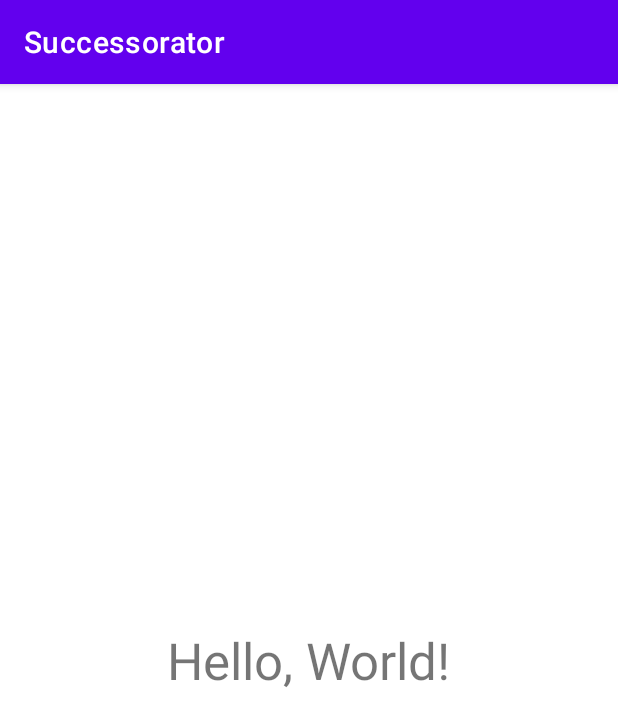
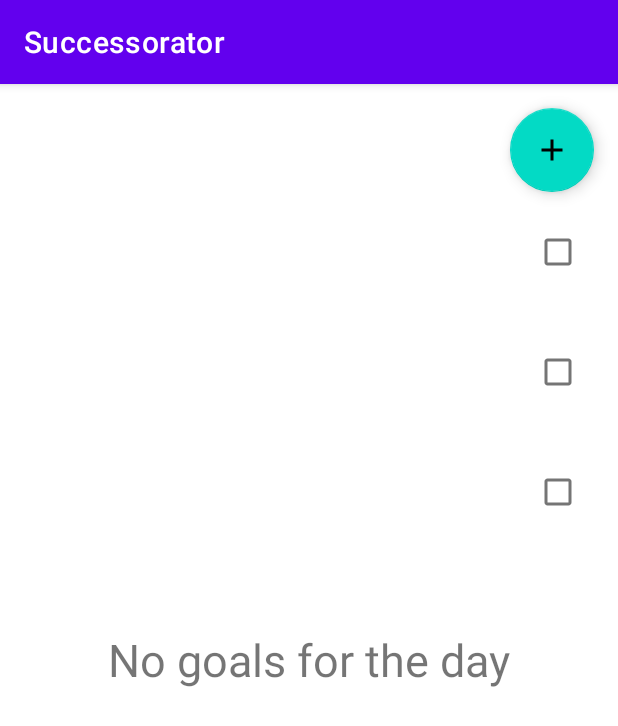
Before and after one commit to CSE-110-Winter-2024/project-team-21, an Android app: the screen it shows after launch (MainActivity), on a phone screen of 412 x 824 dp. Shown: the top 726 px of the screen. Run offline under Robolectric (Android 15) with nearby library versions, the phone set to English and light mode, and no system bars.

Commit message:
add button completed

```diff
--- /dev/null
+++ b/app/src/main/java/edu/ucsd/cse110/successorator/GoalsAdapter.java
@@ -0,0 +1,43 @@
+package edu.ucsd.cse110.successorator;
+
+import android.view.LayoutInflater;
+import android.view.View;
+import android.view.ViewGroup;
+import androidx.recyclerview.widget.RecyclerView;
+import java.util.List;
+
+public class GoalsAdapter extends RecyclerView.Adapter<GoalsAdapter.ViewHolder> {
+
+    private List<String> goalsList;
+
+    public GoalsAdapter(List<String> goalsList) {
+        this.goalsList = goalsList;
+    }
+
+    @Override
+    public ViewHolder onCreateViewHolder(ViewGroup parent, int viewType) {
+        View view = LayoutInflater.from(parent.getContext())
+                .inflate(R.layout.item_goal, parent, false);
+        return new ViewHolder(view);
+    }
+
+    @Override
+    public void onBindViewHolder(ViewHolder holder, int position) {
+        String goal = goalsList.get(position);
+        // Bind the goal text to the TextView, etc.
+    }
+
+    @Override
+    public int getItemCount() {
+        return goalsList.size();
+    }
+
+    public static class ViewHolder extends RecyclerView.ViewHolder {
+        // Define your ViewHolder with member variables for any views that will be set as you render a row.
+
+        public ViewHolder(View itemView) {
+            super(itemView);
+            // Initialize the views using itemView.findViewById, etc.
+        }
+    }
+}
--- a/app/src/main/java/edu/ucsd/cse110/successorator/MainActivity.java
+++ b/app/src/main/java/edu/ucsd/cse110/successorator/MainActivity.java
@@ -1,21 +1,93 @@
 package edu.ucsd.cse110.successorator;
 
-import android.app.Activity;
 import android.os.Bundle;
 
-import androidx.annotation.Nullable;
 import androidx.appcompat.app.AppCompatActivity;
+import androidx.recyclerview.widget.LinearLayoutManager;
+
+import java.util.ArrayList;
+import java.util.List;
 
 import edu.ucsd.cse110.successorator.databinding.ActivityMainBinding;
 
+import android.app.AlertDialog;
+import android.content.DialogInterface;
+import android.os.Bundle;
+import android.text.InputType;
+import android.text.TextUtils;
+import android.view.View;
+import android.widget.EditText;
+import android.widget.Toast;
+
+
 public class MainActivity extends AppCompatActivity {
+    private ActivityMainBinding binding;
+    private GoalsAdapter adapter;
+    private List<String> goalsList;
+
     @Override
-    protected void onCreate(@Nullable Bundle savedInstanceState) {
+    protected void onCreate(Bundle savedInstanceState) {
         super.onCreate(savedInstanceState);
+        binding = ActivityMainBinding.inflate(getLayoutInflater());
+        setContentView(binding.getRoot());
 
-        var view = ActivityMainBinding.inflate(getLayoutInflater(), null, false);
-        view.placeholderText.setText(R.string.hello_world);
+        // Initialize the list of goals
+        goalsList = new ArrayList<>();
+        // Add some sample goals (replace this with your actual list of goals)
+        goalsList.add("Read 20 pages of a book");
+        goalsList.add("Workout at the gym");
+        goalsList.add("Call Mom");
 
-        setContentView(view.getRoot());
+        // Initialize the adapter with the list of goals
+        adapter = new GoalsAdapter(goalsList);
+
+        // Set the layout manager and adapter on the RecyclerView
+        LinearLayoutManager layoutManager = new LinearLayoutManager(this);
+        binding.goalsRecyclerView.setLayoutManager(layoutManager);
+        binding.goalsRecyclerView.setAdapter(adapter);
+
+        binding.addGoalButton.setOnClickListener(new View.OnClickListener() {
+            @Override
+            public void onClick(View v) {
+                // Create a dialog for adding a new goal
+                AlertDialog.Builder builder = new AlertDialog.Builder(MainActivity.this);
+                builder.setTitle("Add Goal");
+
+                // Set up the input field in the dialog
+                final EditText input = new EditText(MainActivity.this);
+                input.setInputType(InputType.TYPE_CLASS_TEXT);
+                builder.setView(input);
+
+                // Set up the positive button to add the goal
+                builder.setPositiveButton("Add", new DialogInterface.OnClickListener() {
+                    @Override
+                    public void onClick(DialogInterface dialog, int which) {
+                        String goal = input.getText().toString().trim();
+
+                        // Check if the input is not empty
+                        if (!TextUtils.isEmpty(goal)) {
+                            // Add the goal to the list and update the RecyclerView
+                            goalsList.add(goal);
+                            adapter.notifyDataSetChanged();
+                        } else {
+                            // Display a toast if the input is empty
+                            Toast.makeText(MainActivity.this, "Please enter a goal", Toast.LENGTH_SHORT).show();
+                        }
+                    }
+                });
+
+                // Set up the negative button to cancel the dialog
+                builder.setNegativeButton("Cancel", new DialogInterface.OnClickListener() {
+                    @Override
+                    public void onClick(DialogInterface dialog, int which) {
+                        dialog.cancel();
+                    }
+                });
+
+                // Show the dialog
+                builder.show();
+            }
+        });
+
     }
 }
--- /dev/null
+++ b/app/src/main/res/drawable/ic_add.xml
@@ -0,0 +1,5 @@
+<vector android:height="24dp" android:tint="#000000"
+    android:viewportHeight="24" android:viewportWidth="24"
+    android:width="24dp" xmlns:android="http://schemas.android.com/apk/res/android">
+    <path android:fillColor="@android:color/white" android:pathData="M19,13h-6v6h-2v-6H5v-2h6V5h2v6h6v2z"/>
+</vector>
--- a/app/src/main/res/layout/activity_main.xml
+++ b/app/src/main/res/layout/activity_main.xml
@@ -1,19 +1,35 @@
 <?xml version="1.0" encoding="utf-8"?>
-<androidx.constraintlayout.widget.ConstraintLayout xmlns:android="http://schemas.android.com/apk/res/android"
-    xmlns:app="http://schemas.android.com/apk/res-auto"
-    xmlns:tools="http://schemas.android.com/tools"
-    android:id="@+id/root"
+<RelativeLayout xmlns:android="http://schemas.android.com/apk/res/android"
     android:layout_width="match_parent"
     android:layout_height="match_parent">
 
-    <TextView
-        android:id="@+id/placeholder_text"
+    <!-- FloatingActionButton to add new goals -->
+    <com.google.android.material.floatingactionbutton.FloatingActionButton
+        android:id="@+id/add_goal_button"
         android:layout_width="wrap_content"
         android:layout_height="wrap_content"
-        android:text="@string/placeholder"
-        android:textSize="34sp"
-        app:layout_constraintBottom_toBottomOf="parent"
-        app:layout_constraintEnd_toEndOf="parent"
-        app:layout_constraintStart_toStartOf="parent"
-        app:layout_constraintTop_toTopOf="parent" />
-</androidx.constraintlayout.widget.ConstraintLayout>
+        android:layout_alignParentTop="true"
+        android:layout_alignParentEnd="true"
+        android:layout_marginTop="16dp"
+        android:layout_marginEnd="16dp"
+        android:src="@drawable/ic_add" />
+
+    <!-- TextView for 'No Goals for the Day' message -->
+    <TextView
+        android:id="@+id/no_goals_text"
+        android:layout_width="wrap_content"
+        android:layout_height="wrap_content"
+        android:text="@string/no_goals_for_the_day"
+        android:textSize="30sp"
+        android:layout_centerInParent="true" />
+
+    <!-- RecyclerView for listing the goals -->
+    <androidx.recyclerview.widget.RecyclerView
+        android:id="@+id/goals_recycler_view"
+        android:layout_width="match_parent"
+        android:layout_height="match_parent"
+        android:layout_below="@id/add_goal_button"
+        android:visibility="visible" /> <!-- Initially visible -->
+
+
+</RelativeLayout>
--- /dev/null
+++ b/app/src/main/res/layout/item_goal.xml
@@ -0,0 +1,19 @@
+<?xml version="1.0" encoding="utf-8"?>
+<LinearLayout xmlns:android="http://schemas.android.com/apk/res/android"
+    android:layout_width="match_parent"
+    android:layout_height="wrap_content"
+    android:orientation="horizontal"
+    android:padding="16dp">
+
+    <TextView
+        android:id="@+id/goal_title"
+        android:layout_width="0dp"
+        android:layout_height="wrap_content"
+        android:layout_weight="1"
+        android:textSize="18sp" />
+
+    <CheckBox
+        android:id="@+id/goal_checkbox"
+        android:layout_width="wrap_content"
+        android:layout_height="wrap_content" />
+</LinearLayout>
--- a/app/src/main/res/values/strings.xml
+++ b/app/src/main/res/values/strings.xml
@@ -1,5 +1,7 @@
 <resources>
     <string name="app_name">Successorator</string>
     <string name="placeholder">Placeholder</string>
-    <string name="hello_world">Hello, World!</string>
+    <string name="hello_world">yeah</string>
+    <string name="no_goals_for_the_day">No goals for the day</string>
+
 </resources>
```
